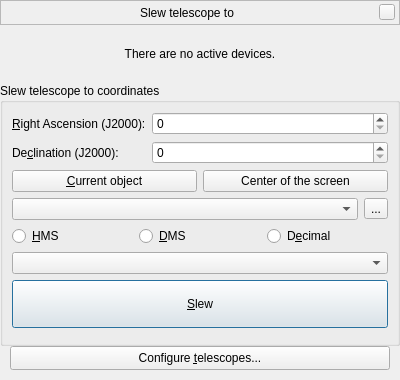
Before: the Qt Designer form plugins/TelescopeControl/src/gui/slewDialog.ui in 519984307/stellarium_src, drawn with Qt 5.
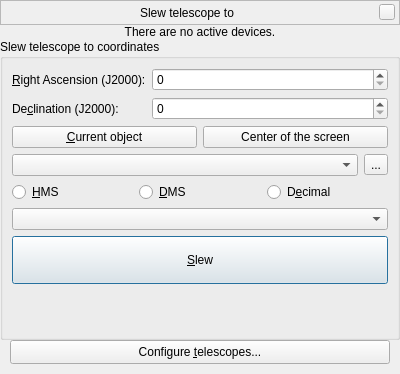
After: the same form once the commit is applied. Custom widgets are drawn as their Qt base class.

```diff
--- a/plugins/TelescopeControl/src/gui/slewDialog.ui
+++ b/plugins/TelescopeControl/src/gui/slewDialog.ui
@@ -7,11 +7,11 @@
     <x>0</x>
     <y>0</y>
     <width>400</width>
-    <height>380</height>
+    <height>374</height>
    </rect>
   </property>
   <property name="sizePolicy">
-   <sizepolicy hsizetype="Preferred" vsizetype="Minimum">
+   <sizepolicy hsizetype="Preferred" vsizetype="Preferred">
     <horstretch>0</horstretch>
     <verstretch>0</verstretch>
    </sizepolicy>
@@ -144,7 +144,7 @@
    <item>
     <widget class="QLabel" name="labelNoTelescopes">
      <property name="sizePolicy">
-      <sizepolicy hsizetype="Expanding" vsizetype="Expanding">
+      <sizepolicy hsizetype="Expanding" vsizetype="Preferred">
        <horstretch>0</horstretch>
        <verstretch>0</verstretch>
       </sizepolicy>
@@ -163,7 +163,7 @@
    <item>
     <widget class="QGroupBox" name="groupBoxSlew">
      <property name="sizePolicy">
-      <sizepolicy hsizetype="Expanding" vsizetype="Minimum">
+      <sizepolicy hsizetype="Preferred" vsizetype="Preferred">
        <horstretch>0</horstretch>
        <verstretch>0</verstretch>
       </sizepolicy>
@@ -175,7 +175,7 @@
       <item>
        <widget class="QFrame" name="frameCoordinates">
         <property name="sizePolicy">
-         <sizepolicy hsizetype="Expanding" vsizetype="Minimum">
+         <sizepolicy hsizetype="Preferred" vsizetype="Preferred">
           <horstretch>0</horstretch>
           <verstretch>0</verstretch>
          </sizepolicy>
@@ -287,7 +287,7 @@
       <item>
        <widget class="QFrame" name="frameFormat">
         <property name="sizePolicy">
-         <sizepolicy hsizetype="Expanding" vsizetype="Preferred">
+         <sizepolicy hsizetype="Preferred" vsizetype="Preferred">
           <horstretch>0</horstretch>
           <verstretch>0</verstretch>
          </sizepolicy>
@@ -350,7 +350,7 @@
       <item>
        <widget class="QFrame" name="frameTelescope">
         <property name="sizePolicy">
-         <sizepolicy hsizetype="Expanding" vsizetype="Preferred">
+         <sizepolicy hsizetype="Preferred" vsizetype="Fixed">
           <horstretch>0</horstretch>
           <verstretch>0</verstretch>
          </sizepolicy>
@@ -404,7 +404,20 @@
        </widget>
       </item>
       <item>
-       <widget class="TelescopeMoveWidget" name="telescopeMoveWidget" native="true"/>
+       <layout class="QVBoxLayout" name="controlWidgetLayout"/>
+      </item>
+      <item>
+       <spacer name="verticalSpacer">
+        <property name="orientation">
+         <enum>Qt::Vertical</enum>
+        </property>
+        <property name="sizeHint" stdset="0">
+         <size>
+          <width>20</width>
+          <height>40</height>
+         </size>
+        </property>
+       </spacer>
       </item>
      </layout>
     </widget>
@@ -447,12 +460,6 @@
    <extends>QSpinBox</extends>
    <header location="global">AngleSpinBox.hpp</header>
   </customwidget>
-  <customwidget>
-   <class>TelescopeMoveWidget</class>
-   <extends>QWidget</extends>
-   <header>TelescopeMoveWidget.hpp</header>
-   <container>1</container>
-  </customwidget>
  </customwidgets>
  <tabstops>
   <tabstop>spinBoxRA</tabstop>
```
Left out of the diff: 5 changed lines with no effect on the pictures.
